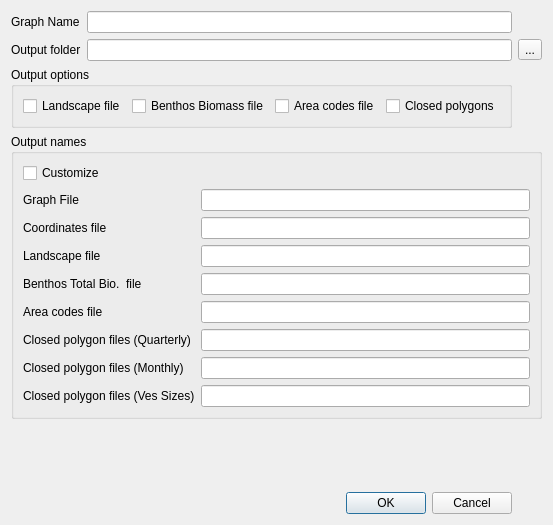
First picture: the form in qtgui/savegraphdialog.ui, repository frabas/DISPLACE_GUI, before the edit.
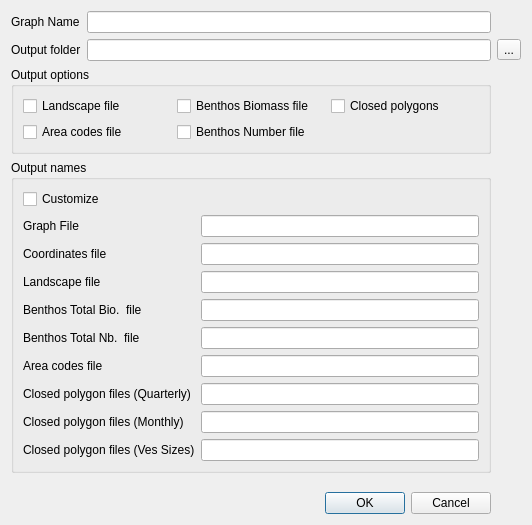
Second picture: the form after the edit.

Commit message: Implement Assign Tot Benthos Number on graph

The edit to the form file:
```diff
--- a/qtgui/savegraphdialog.ui
+++ b/qtgui/savegraphdialog.ui
@@ -46,48 +46,55 @@
      <property name="title">
       <string>Output options</string>
      </property>
-     <layout class="QHBoxLayout" name="horizontalLayout">
-      <item>
+     <layout class="QGridLayout" name="gridLayout_2">
+      <item row="0" column="0">
        <widget class="QCheckBox" name="optLandscape">
         <property name="text">
          <string>Landscape file</string>
         </property>
        </widget>
       </item>
-      <item>
+      <item row="0" column="1">
        <widget class="QCheckBox" name="optBenthosBio">
         <property name="text">
          <string>Benthos Biomass file</string>
         </property>
        </widget>
       </item>
-      <item>
-       <widget class="QCheckBox" name="optAreaCodes">
-        <property name="text">
-         <string>Area codes file</string>
-        </property>
-       </widget>
-      </item>
-      <item>
+      <item row="0" column="2">
        <widget class="QCheckBox" name="optClosedPoly">
         <property name="text">
          <string>Closed polygons</string>
         </property>
        </widget>
       </item>
+      <item row="1" column="0">
+       <widget class="QCheckBox" name="optAreaCodes">
+        <property name="text">
+         <string>Area codes file</string>
+        </property>
+       </widget>
+      </item>
+      <item row="1" column="1">
+       <widget class="QCheckBox" name="optBenthosNb">
+        <property name="text">
+         <string>Benthos Number file</string>
+        </property>
+       </widget>
+      </item>
      </layout>
     </widget>
    </item>
-   <item row="3" column="0" colspan="3">
+   <item row="3" column="0" colspan="2">
     <widget class="QGroupBox" name="groupBox_2">
      <property name="title">
       <string>Output names</string>
      </property>
      <layout class="QGridLayout" name="gridLayout">
-      <item row="0" column="0">
-       <widget class="QCheckBox" name="optCustomize">
+      <item row="6" column="0">
+       <widget class="QLabel" name="label_6">
         <property name="text">
-         <string>Customize</string>
+         <string>Area codes file</string>
         </property>
        </widget>
       </item>
@@ -98,18 +105,8 @@
         </property>
        </widget>
       </item>
-      <item row="1" column="1">
-       <widget class="QLineEdit" name="graphFileName"/>
-      </item>
-      <item row="2" column="0">
-       <widget class="QLabel" name="label_4">
-        <property name="text">
-         <string>Coordinates file</string>
-        </property>
-       </widget>
-      </item>
-      <item row="2" column="1">
-       <widget class="QLineEdit" name="coordFileName"/>
+      <item row="4" column="1">
+       <widget class="QLineEdit" name="benthosFileName"/>
       </item>
       <item row="3" column="0">
        <widget class="QLabel" name="label_5">
@@ -118,8 +115,22 @@
         </property>
        </widget>
       </item>
-      <item row="3" column="1">
-       <widget class="QLineEdit" name="landscapeFileName"/>
+      <item row="8" column="1">
+       <widget class="QLineEdit" name="closedPolyFilename_Months"/>
+      </item>
+      <item row="8" column="0">
+       <widget class="QLabel" name="label_8">
+        <property name="text">
+         <string>Closed polygon files (Monthly)</string>
+        </property>
+       </widget>
+      </item>
+      <item row="0" column="0">
+       <widget class="QCheckBox" name="optCustomize">
+        <property name="text">
+         <string>Customize</string>
+        </property>
+       </widget>
       </item>
       <item row="4" column="0">
        <widget class="QLabel" name="label_10">
@@ -128,47 +139,53 @@
         </property>
        </widget>
       </item>
-      <item row="4" column="1">
-       <widget class="QLineEdit" name="benthosFileName"/>
-      </item>
-      <item row="5" column="0">
-       <widget class="QLabel" name="label_6">
+      <item row="2" column="0">
+       <widget class="QLabel" name="label_4">
         <property name="text">
-         <string>Area codes file</string>
+         <string>Coordinates file</string>
         </property>
        </widget>
       </item>
+      <item row="7" column="1">
+       <widget class="QLineEdit" name="closedPolyFilename"/>
+      </item>
       <item row="5" column="1">
+       <widget class="QLineEdit" name="benthosNbFileName"/>
+      </item>
+      <item row="5" column="0">
+       <widget class="QLabel" name="label_11">
+        <property name="text">
+         <string>Benthos Total Nb.  file</string>
+        </property>
+       </widget>
+      </item>
+      <item row="1" column="1">
+       <widget class="QLineEdit" name="graphFileName"/>
+      </item>
+      <item row="6" column="1">
        <widget class="QLineEdit" name="areaCodeFileName"/>
       </item>
-      <item row="6" column="0">
+      <item row="3" column="1">
+       <widget class="QLineEdit" name="landscapeFileName"/>
+      </item>
+      <item row="2" column="1">
+       <widget class="QLineEdit" name="coordFileName"/>
+      </item>
+      <item row="7" column="0">
        <widget class="QLabel" name="label_7">
         <property name="text">
          <string>Closed polygon files (Quarterly)</string>
         </property>
        </widget>
       </item>
-      <item row="6" column="1">
-       <widget class="QLineEdit" name="closedPolyFilename"/>
-      </item>
-      <item row="7" column="0">
-       <widget class="QLabel" name="label_8">
-        <property name="text">
-         <string>Closed polygon files (Monthly)</string>
-        </property>
-       </widget>
-      </item>
-      <item row="7" column="1">
-       <widget class="QLineEdit" name="closedPolyFilename_Months"/>
-      </item>
-      <item row="8" column="0">
+      <item row="9" column="0">
        <widget class="QLabel" name="label_9">
         <property name="text">
          <string>Closed polygon files (Ves Sizes)</string>
         </property>
        </widget>
       </item>
-      <item row="8" column="1">
+      <item row="9" column="1">
        <widget class="QLineEdit" name="closedPolyFilename_VesSize"/>
       </item>
      </layout>
```
The commit also changes 10 other files.
